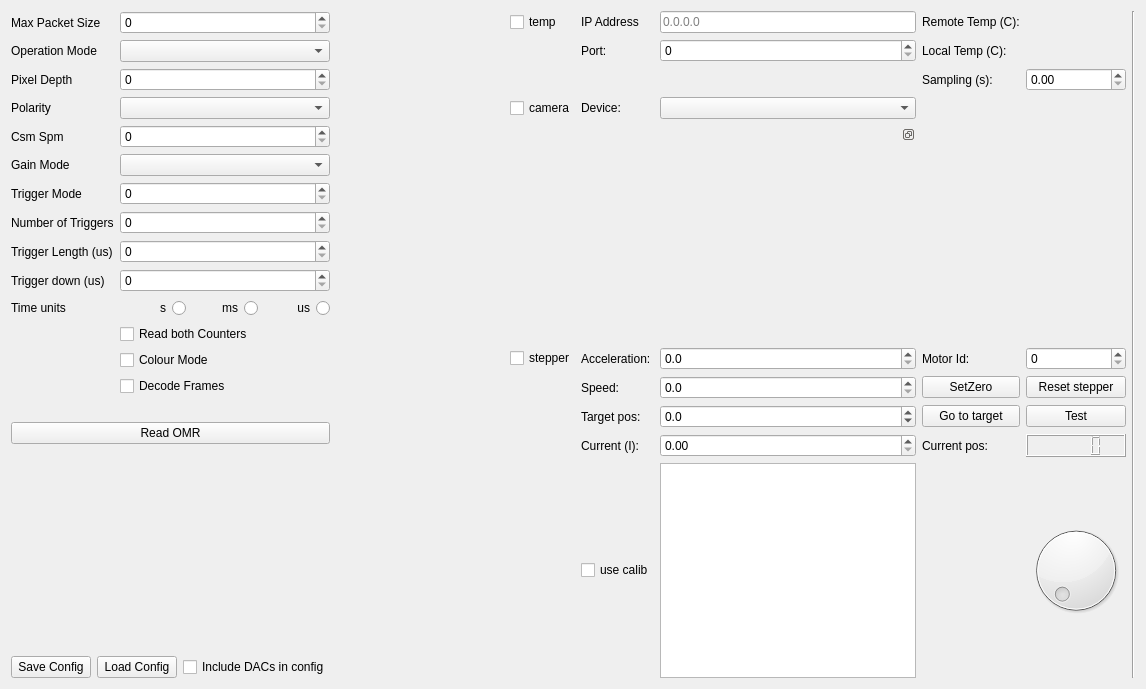
Old version of the form SpidrMpx3Eq/qcstmconfigmonitoring.ui in the repository navrit/dexter.
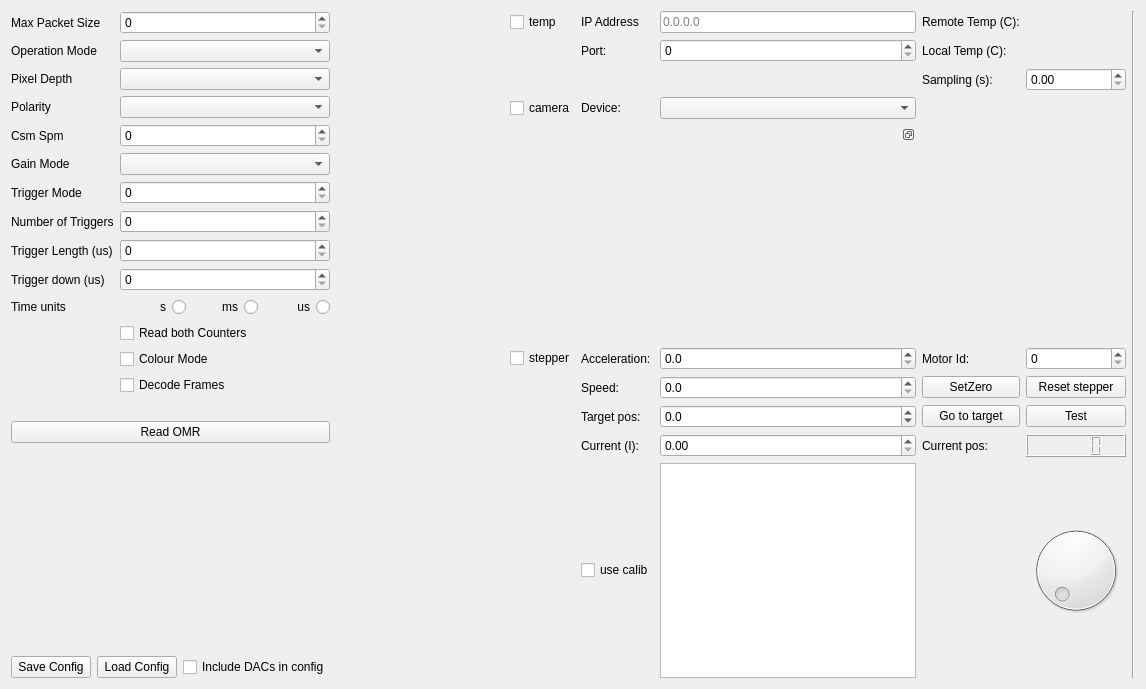
New version of the form.

The edit to the form file:
```diff
--- a/SpidrMpx3Eq/qcstmconfigmonitoring.ui
+++ b/SpidrMpx3Eq/qcstmconfigmonitoring.ui
@@ -54,16 +54,6 @@
            </property>
           </widget>
          </item>
-         <item row="4" column="1">
-          <widget class="QSpinBox" name="pixelDepthSpinner">
-           <property name="keyboardTracking">
-            <bool>false</bool>
-           </property>
-           <property name="maximum">
-            <number>9999999</number>
-           </property>
-          </widget>
-         </item>
          <item row="5" column="0">
           <widget class="QLabel" name="label_16">
            <property name="text">
@@ -234,6 +224,9 @@
            </item>
           </layout>
          </item>
+         <item row="4" column="1">
+          <widget class="QComboBox" name="pixelDepthComboBox"/>
+         </item>
         </layout>
        </item>
        <item>
```
